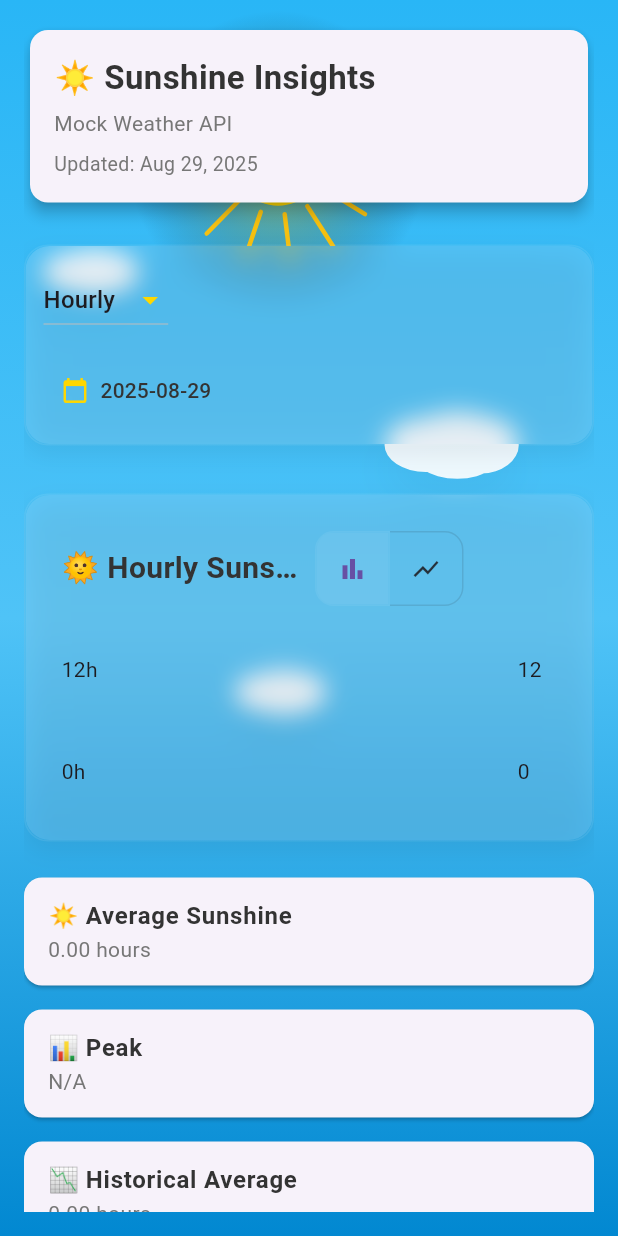
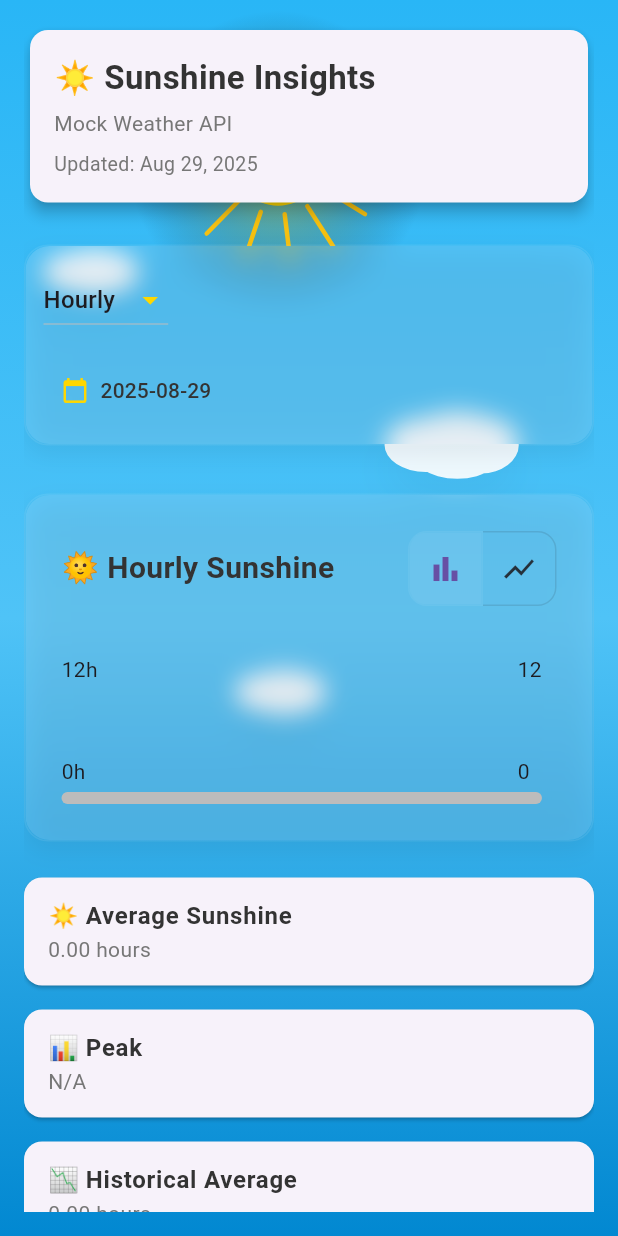
Before and after one commit to Sujin14/sunshine_app, a Flutter app: the screen it shows after launch, on a phone screen of 412 x 824 dp. Run offline on Flutter 3.47's test engine with Material 3 defaults, Android fonts, the phone set to English and light mode, and no system bars; drawn by our look-alikes of fl_chart; our stand-ins replace google_fonts, shimmer; network calls fail.

Commit message:
added horizontal scrolling in web view

```diff
--- a/lib/views/visualization_widget.dart
+++ b/lib/views/visualization_widget.dart
@@ -1,5 +1,6 @@
 // lib/views/visualization_widget.dart
 import 'dart:math';
+import 'dart:ui';
 import 'package:flutter/material.dart';
 import 'package:fl_chart/fl_chart.dart';
 import 'package:provider/provider.dart';
@@ -18,6 +19,13 @@ class VisualizationWidget extends StatefulWidget {
 
 class _VisualizationWidgetState extends State<VisualizationWidget> {
   ChartMode mode = ChartMode.bar;
+  final ScrollController _scrollController = ScrollController();
+
+  @override
+  void dispose() {
+    _scrollController.dispose();
+    super.dispose();
+  }
 
   @override
   Widget build(BuildContext context) {
@@ -47,9 +55,8 @@ class _VisualizationWidgetState extends State<VisualizationWidget> {
     }
 
     final barsCount = provider.data.length;
-    final minChartWidth = MediaQuery.of(context).size.width - 72;
-    final perBar = 44.0;
-    final totalWidth = max(barsCount * perBar, minChartWidth);
+    final perBar = 44.0; // width per bar/point
+    final totalWidth = max(barsCount * perBar, MediaQuery.of(context).size.width - 72);
 
     return GlassCard(
       child: Padding(
@@ -57,27 +64,20 @@ class _VisualizationWidgetState extends State<VisualizationWidget> {
         child: Column(
           crossAxisAlignment: CrossAxisAlignment.start,
           children: [
-            // ✅ header + mode toggle (responsive fix applied)
+            // header + mode toggle
             Row(
+              mainAxisAlignment: MainAxisAlignment.spaceBetween,
               children: [
-                Expanded(
-                  child: Text(
+                Text(
                   _title(provider.viewMode),
                   style: const TextStyle(
                     fontSize: 20,
                     fontWeight: FontWeight.w700,
                     color: AppColors.textDark,
                   ),
-                    overflow: TextOverflow.ellipsis, // prevent overflow
                 ),
-                ),
-                const SizedBox(width: 8),
-                Flexible(
-                  child: ToggleButtons(
-                    isSelected: [
-                      mode == ChartMode.bar,
-                      mode == ChartMode.line,
-                    ],
+                ToggleButtons(
+                  isSelected: [mode == ChartMode.bar, mode == ChartMode.line],
                   onPressed: (i) => setState(
                     () => mode = i == 0 ? ChartMode.bar : ChartMode.line,
                   ),
@@ -86,25 +86,42 @@ class _VisualizationWidgetState extends State<VisualizationWidget> {
                   selectedBorderColor: Colors.white.withOpacity(0.06),
                   children: const [
                     Padding(
-                        padding: EdgeInsets.symmetric(horizontal: 8),
-                        child: Icon(Icons.bar_chart, size: 20),
+                      padding: EdgeInsets.symmetric(horizontal: 12),
+                      child: Icon(Icons.bar_chart),
                     ),
                     Padding(
-                        padding: EdgeInsets.symmetric(horizontal: 8),
-                        child: Icon(Icons.show_chart, size: 20),
+                      padding: EdgeInsets.symmetric(horizontal: 12),
+                      child: Icon(Icons.show_chart),
                     ),
                   ],
-                  ),
                 ),
               ],
             ),
             const SizedBox(height: 12),
 
-            // ✅ scrollable chart (horizontal when needed)
+            // ✅ Chart with horizontal scroll + visible scrollbar
             SizedBox(
               height: provider.data.isEmpty ? 120 : 280,
+              child: ScrollConfiguration(
+                behavior: ScrollConfiguration.of(context).copyWith(
+                  dragDevices: {
+                    PointerDeviceKind.touch,
+                    PointerDeviceKind.mouse,
+                  },
+                ),
+                child: Scrollbar(
+                  controller: _scrollController,
+                  thumbVisibility: true, // 👈 ensures scrollbar is visible on web
+                  thickness: 8,
+                  radius: const Radius.circular(8),
                   child: SingleChildScrollView(
+                    controller: _scrollController,
                     scrollDirection: Axis.horizontal,
+                    child: ConstrainedBox(
+                      constraints: BoxConstraints(
+                        minWidth: MediaQuery.of(context).size.width - 72,
+                        maxWidth: totalWidth,
+                      ),
                       child: SizedBox(
                         width: totalWidth,
                         child: AnimatedSwitcher(
@@ -112,6 +129,9 @@ class _VisualizationWidgetState extends State<VisualizationWidget> {
                           child: mode == ChartMode.bar
                               ? _buildBarChart(provider)
                               : _buildLineChart(provider),
+                        ),
+                      ),
+                    ),
                   ),
                 ),
               ),
```
Lines whose indentation alone changed are shown as unchanged.
